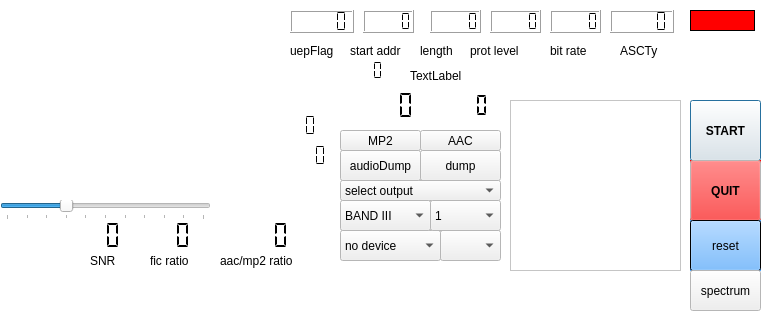
The window that sdrgui.ui (AlbrechtL/sdr-j-dab) describes before a commit, drawn with Qt 5.
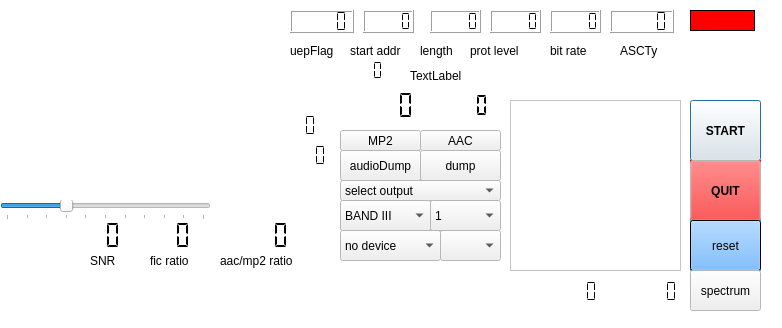
The same window after the commit. Custom widgets are drawn as their Qt base class.

Diff of the .ui file:
```diff
--- a/sdrgui.ui
+++ b/sdrgui.ui
@@ -1400,7 +1400,7 @@
     <rect>
      <x>20</x>
      <y>280</y>
-     <width>601</width>
+     <width>511</width>
      <height>31</height>
     </rect>
    </property>
@@ -1421,6 +1421,41 @@
     <string>spectrum</string>
    </property>
   </widget>
+  <widget class="QLCDNumber" name="dataErrors">
+   <property name="geometry">
+    <rect>
+     <x>550</x>
+     <y>280</y>
+     <width>64</width>
+     <height>23</height>
+    </rect>
+   </property>
+   <property name="frameShape">
+    <enum>QFrame::NoFrame</enum>
+   </property>
+   <property name="digitCount">
+    <number>3</number>
+   </property>
+   <property name="segmentStyle">
+    <enum>QLCDNumber::Flat</enum>
+   </property>
+  </widget>
+  <widget class="QLCDNumber" name="ipErrors">
+   <property name="geometry">
+    <rect>
+     <x>620</x>
+     <y>280</y>
+     <width>64</width>
+     <height>23</height>
+    </rect>
+   </property>
+   <property name="frameShape">
+    <enum>QFrame::NoFrame</enum>
+   </property>
+   <property name="segmentStyle">
+    <enum>QLCDNumber::Flat</enum>
+   </property>
+  </widget>
  </widget>
  <layoutdefault spacing="6" margin="11"/>
  <pixmapfunction>qPixmapFromMimeSource</pixmapfunction>
```
